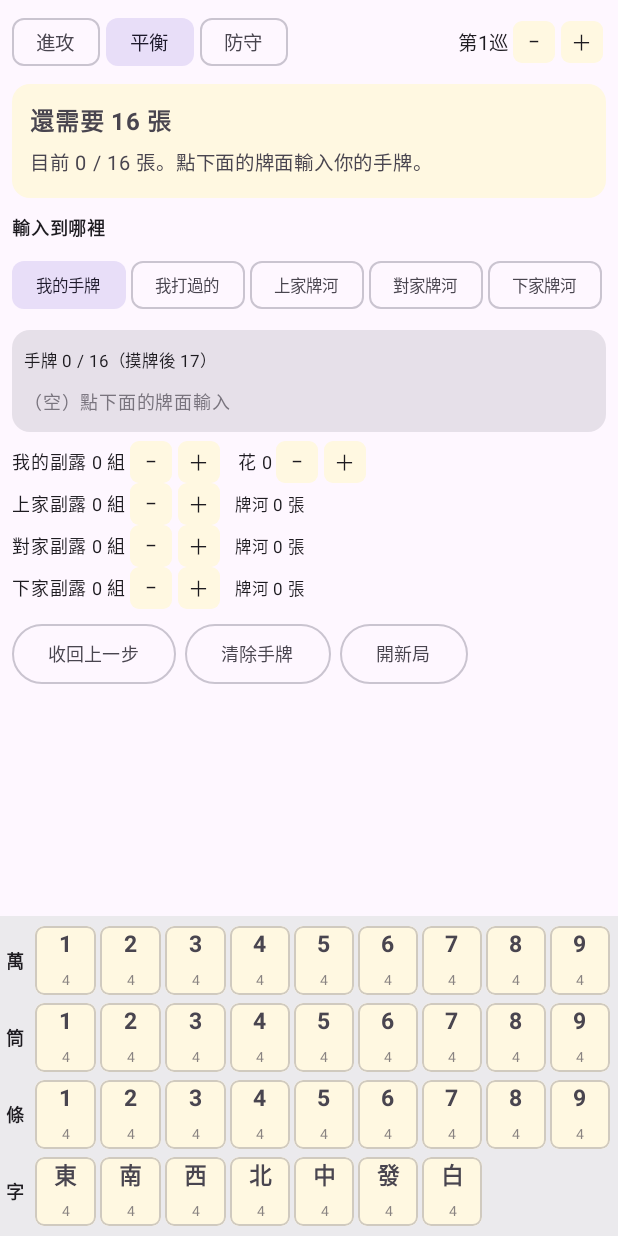
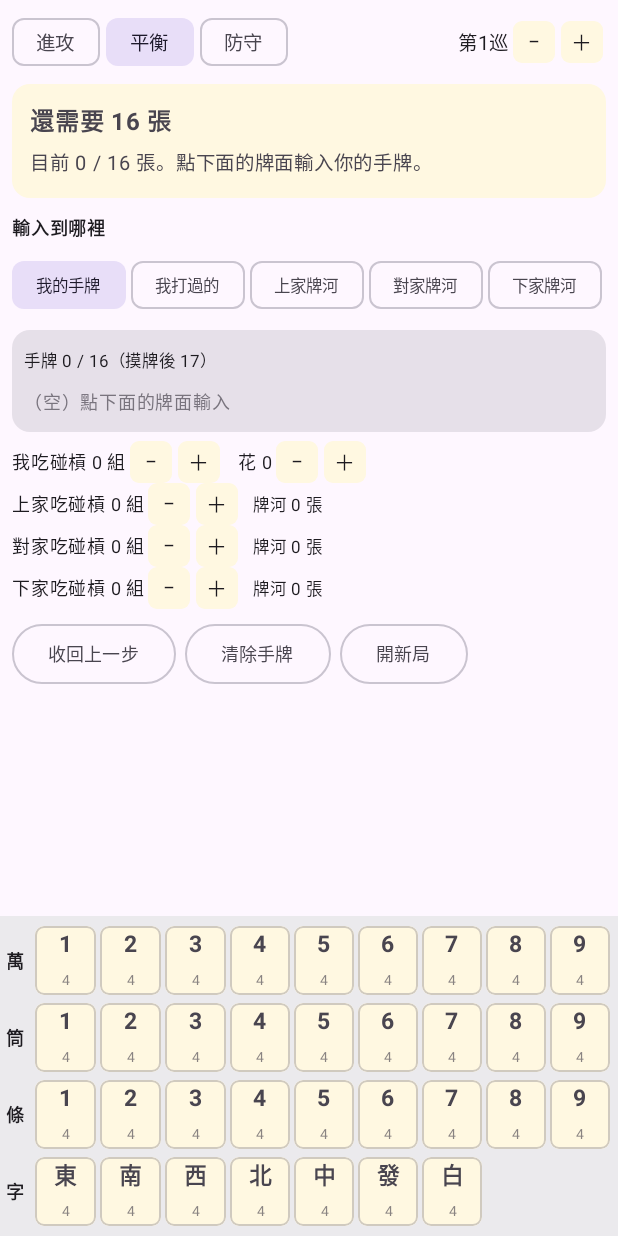
Before and after one commit to PatrickHung731/TaiwanMahjongVision, an Android app built with Jetpack Compose: the screen it shows after launch (MainActivity), on a phone screen of 412 x 824 dp. Run offline under Robolectric (Android 15) with nearby library versions, the phone set to English and light mode, and no system bars.

Commit message:
修正被導覽列蓋住的鍵盤，並把「副露」改成「吃碰槓」
- targetSdk 35 在 Android 15+ 強制 edge-to-edge，字牌那排會被
  導覽列蓋住。加上 navigationBarsPadding / statusBarsPadding。
- 介面用語：副露 -> 吃碰槓（搭子是另一回事，不能混用）
- 先加入 CameraX 相依與相機權限，供下一步的鏡頭辨識使用

Co-Authored-By: Claude Opus 5 <noreply@anthropic.com>

```diff
--- a/app/src/main/AndroidManifest.xml
+++ b/app/src/main/AndroidManifest.xml
@@ -6,6 +6,9 @@
       這個 App 完全離線運作，沒有網路權限就是最直接的保證——
       系統層級擋住，不用相信任何人的說法。
     -->
+
+    <uses-permission android:name="android.permission.CAMERA" />
+    <uses-feature android:name="android.hardware.camera.any" android:required="false" />
 
     <application
         android:allowBackup="true"
--- a/app/src/main/kotlin/com/tmvision/mahjong/ui/MahjongScreen.kt
+++ b/app/src/main/kotlin/com/tmvision/mahjong/ui/MahjongScreen.kt
@@ -10,7 +10,9 @@ import androidx.compose.foundation.layout.Row
 import androidx.compose.foundation.layout.Spacer
 import androidx.compose.foundation.layout.fillMaxWidth
 import androidx.compose.foundation.layout.height
+import androidx.compose.foundation.layout.navigationBarsPadding
 import androidx.compose.foundation.layout.padding
+import androidx.compose.foundation.layout.statusBarsPadding
 import androidx.compose.foundation.layout.size
 import androidx.compose.foundation.layout.width
 import androidx.compose.foundation.rememberScrollState
@@ -55,6 +57,7 @@ fun MahjongScreen(viewModel: MahjongViewModel) {
         Column(
             modifier = Modifier
                 .padding(padding)
+                .statusBarsPadding()
                 .verticalScroll(rememberScrollState())
                 .padding(horizontal = 8.dp),
         ) {
@@ -236,7 +239,7 @@ private fun InputSection(viewModel: MahjongViewModel) {
 
     Spacer(Modifier.height(6.dp))
     Row(verticalAlignment = Alignment.CenterVertically) {
-        Text("我的副露 ${viewModel.meldedSets} 組", fontSize = 12.sp)
+        Text("我吃碰槓 ${viewModel.meldedSets} 組", fontSize = 12.sp)
         StepperButton("−") { viewModel.adjustMelded(-1) }
         StepperButton("＋") { viewModel.adjustMelded(1) }
         Spacer(Modifier.width(10.dp))
@@ -248,7 +251,7 @@ private fun InputSection(viewModel: MahjongViewModel) {
     Seat.entries.forEach { seat ->
         Row(verticalAlignment = Alignment.CenterVertically) {
             Text(
-                "${seat.display}副露 ${viewModel.opponentMelds[seat] ?: 0} 組",
+                "${seat.display}吃碰槓 ${viewModel.opponentMelds[seat] ?: 0} 組",
                 fontSize = 12.sp,
             )
             StepperButton("−") { viewModel.adjustOpponentMelds(seat, -1) }
@@ -333,7 +336,13 @@ private fun TileChips(tiles: List<Int>, onRemove: (Int) -> Unit) {
 @Composable
 private fun TileKeyboard(viewModel: MahjongViewModel) {
     Surface(tonalElevation = 3.dp) {
-        Column(Modifier.padding(horizontal = 4.dp, vertical = 4.dp)) {
+        // targetSdk 35 在 Android 15+ 會強制 edge-to-edge，畫面會延伸到系統列底下。
+        // 沒有這個 padding，字牌那一排會被導覽列蓋住。
+        Column(
+            Modifier
+                .navigationBarsPadding()
+                .padding(horizontal = 4.dp, vertical = 4.dp),
+        ) {
             SuitRow("萬", Tiles.MAN_START, 9, viewModel)
             SuitRow("筒", Tiles.PIN_START, 9, viewModel)
             SuitRow("條", Tiles.SOU_START, 9, viewModel)
--- a/core-engine/src/main/kotlin/com/tmvision/engine/HandState.kt
+++ b/core-engine/src/main/kotlin/com/tmvision/engine/HandState.kt
@@ -67,7 +67,7 @@ class HandState(
     /** 檢查張數是否符合台灣 16 張規則，不符合就丟出清楚的錯誤訊息 */
     fun requireValidSize() {
         require(isValidSize) {
-            "手牌張數不合法：副露 $meldedSets 組時應為 $restSize 張（待摸）或 ${restSize + 1} 張（待切），" +
+            "手牌張數不合法：吃碰槓 $meldedSets 組時應為 $restSize 張（待摸）或 ${restSize + 1} 張（待切），" +
                 "實際為 $tileCount 張 —— ${Tiles.format(concealed)}"
         }
     }
```
Also changed, not shown: app/build.gradle.kts (+8 -0 lines).
